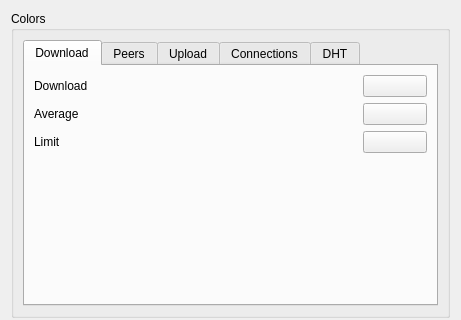
Old version of the form plugins/stats/DisplaySettings.ui in the repository KDE/ktorrent; both pictures show x 0 to 461 and y 0 to 320 of the 461 by 574 pixel window.
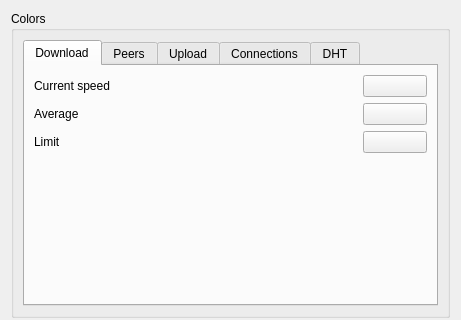
New version of the form. Custom widgets are drawn as their Qt base class.

The edit to the form file:
```diff
--- a/plugins/stats/DisplaySettings.ui
+++ b/plugins/stats/DisplaySettings.ui
@@ -34,7 +34,7 @@
               <item>
                <widget class="QLabel" name="label_8">
                 <property name="text">
-                 <string>Download</string>
+                 <string comment="Name of a line on download chart">Current speed</string>
                 </property>
                 <property name="buddy">
                  <cstring>kcfg_DlSpdColor</cstring>
```
Left out of the diff: 52 changed lines with no effect on the pictures.
